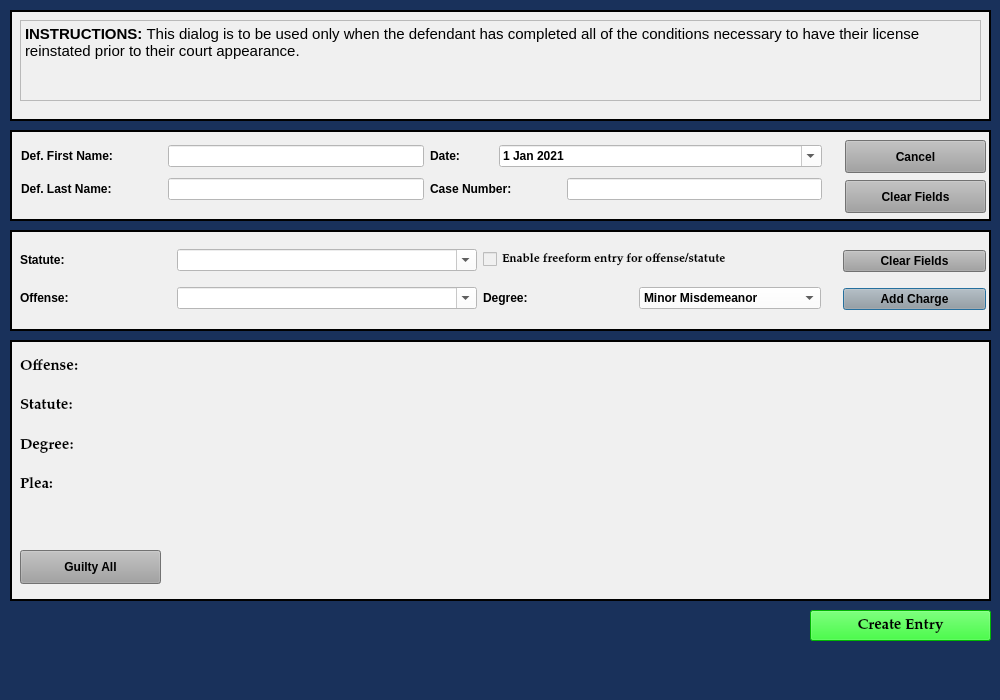
First picture: the form in resources/ui/LeapPleaShortDialog.ui, repository HunterProgram22/MuniEntry, before the edit.
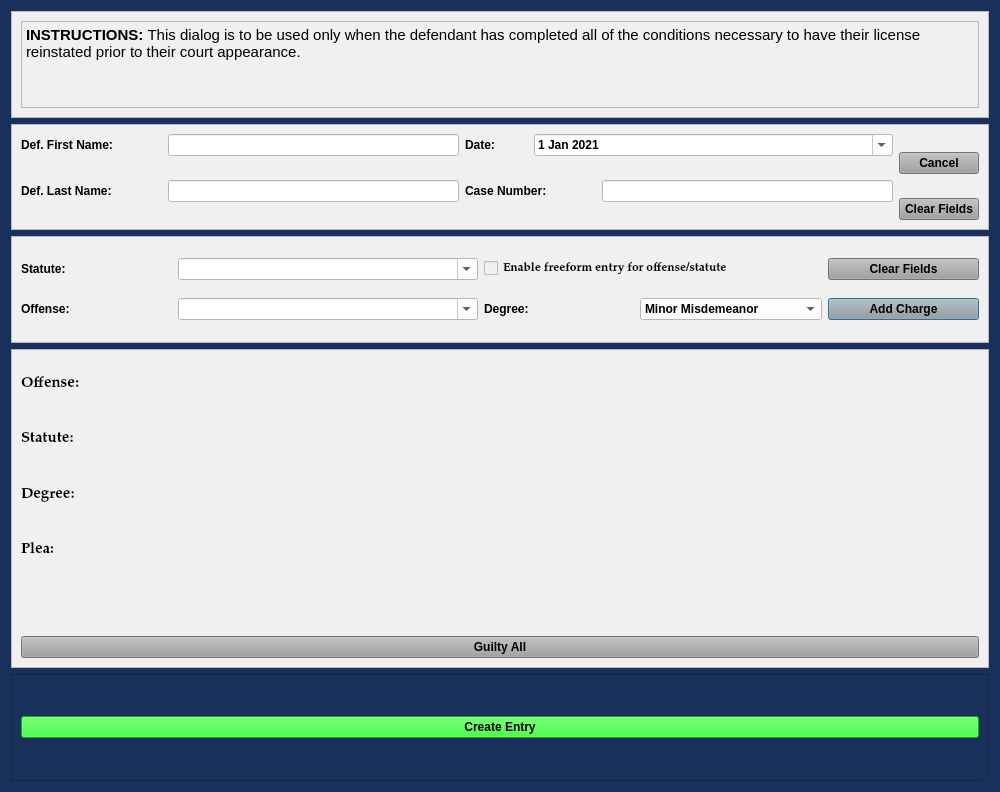
Second picture: the form after the edit.

Commit message: Updated LEAP for sizing.

Diff of the .ui file:
```diff
--- a/resources/ui/LeapPleaShortDialog.ui
+++ b/resources/ui/LeapPleaShortDialog.ui
@@ -10,7 +10,7 @@
     <x>0</x>
     <y>0</y>
     <width>1000</width>
-    <height>700</height>
+    <height>792</height>
    </rect>
   </property>
   <property name="sizePolicy">
@@ -21,8 +21,8 @@
   </property>
   <property name="minimumSize">
    <size>
-    <width>1000</width>
-    <height>700</height>
+    <width>0</width>
+    <height>0</height>
    </size>
   </property>
   <property name="maximumSize">
@@ -142,53 +142,175 @@
 font: 75 11pt &quot;Palatino Linotype&quot;;
 font-weight: bold;</string>
   </property>
+  <property name="sizeGripEnabled">
+   <bool>true</bool>
+  </property>
   <property name="modal">
    <bool>true</bool>
   </property>
-  <widget class="QFrame" name="frame">
-   <property name="geometry">
-    <rect>
-     <x>10</x>
-     <y>230</y>
-     <width>981</width>
-     <height>101</height>
-    </rect>
-   </property>
-   <property name="sizePolicy">
-    <sizepolicy hsizetype="Fixed" vsizetype="Maximum">
-     <horstretch>0</horstretch>
-     <verstretch>0</verstretch>
-    </sizepolicy>
-   </property>
-   <property name="autoFillBackground">
-    <bool>false</bool>
-   </property>
+  <layout class="QVBoxLayout" name="verticalLayout" stretch="1,1,1,3,1">
+   <item>
+    <widget class="QFrame" name="frame_2">
+     <property name="styleSheet">
+      <string notr="true">background-color: rgb(240, 240, 240);</string>
+     </property>
+     <property name="frameShape">
+      <enum>QFrame::StyledPanel</enum>
+     </property>
+     <property name="frameShadow">
+      <enum>QFrame::Raised</enum>
+     </property>
+     <layout class="QVBoxLayout" name="verticalLayout_3">
+      <item>
+       <widget class="QTextBrowser" name="textBrowser">
+        <property name="html">
+         <string>&lt;!DOCTYPE HTML PUBLIC &quot;-//W3C//DTD HTML 4.0//EN&quot; &quot;http://www.w3.org/TR/REC-html40/strict.dtd&quot;&gt;
+&lt;html&gt;&lt;head&gt;&lt;meta name=&quot;qrichtext&quot; content=&quot;1&quot; /&gt;&lt;style type=&quot;text/css&quot;&gt;
+p, li { white-space: pre-wrap; }
+&lt;/style&gt;&lt;/head&gt;&lt;body style=&quot; font-family:'Palatino Linotype'; font-size:11pt; font-weight:600; font-style:normal;&quot;&gt;
+&lt;p style=&quot; margin-top:0px; margin-bottom:0px; margin-left:0px; margin-right:0px; -qt-block-indent:0; text-indent:0px;&quot;&gt;INSTRUCTIONS: &lt;span style=&quot; font-weight:400;&quot;&gt;This dialog is to be used only when the defendant has completed all of the conditions necessary to have their license reinstated prior to their court appearance. &lt;/span&gt;&lt;/p&gt;&lt;/body&gt;&lt;/html&gt;</string>
+        </property>
+       </widget>
+      </item>
+     </layout>
+    </widget>
+   </item>
+   <item>
+    <widget class="QFrame" name="frame_3">
    <property name="styleSheet">
-    <string notr="true">background-color: rgb(240, 240, 240);
-
-</string>
+      <string notr="true">background-color: rgb(240, 240, 240);</string>
    </property>
    <property name="frameShape">
-    <enum>QFrame::Box</enum>
+      <enum>QFrame::StyledPanel</enum>
    </property>
    <property name="frameShadow">
-    <enum>QFrame::Plain</enum>
-   </property>
-   <property name="lineWidth">
-    <number>2</number>
-   </property>
-   <widget class="QWidget" name="layoutWidget">
-    <property name="geometry">
-     <rect>
-      <x>833</x>
-      <y>10</y>
-      <width>143</width>
-      <height>81</height>
-     </rect>
+      <enum>QFrame::Raised</enum>
     </property>
     <layout class="QGridLayout" name="gridLayout">
      <item row="0" column="0">
-      <widget class="QPushButton" name="clear_fields_charge_Button">
+       <widget class="QLabel" name="label">
+        <property name="minimumSize">
+         <size>
+          <width>141</width>
+          <height>0</height>
+         </size>
+        </property>
+        <property name="text">
+         <string>Def. First Name:</string>
+        </property>
+       </widget>
+      </item>
+      <item row="0" column="1">
+       <widget class="QLineEdit" name="defendant_first_name_lineEdit">
+        <property name="maximumSize">
+         <size>
+          <width>500</width>
+          <height>16777215</height>
+         </size>
+        </property>
+        <property name="styleSheet">
+         <string notr="true">background-color: rgb(255, 255, 255);</string>
+        </property>
+       </widget>
+      </item>
+      <item row="0" column="2">
+       <widget class="QLabel" name="label_26">
+        <property name="text">
+         <string>Date:</string>
+        </property>
+       </widget>
+      </item>
+      <item row="0" column="3" colspan="2">
+       <widget class="QDateEdit" name="plea_trial_date">
+        <property name="focusPolicy">
+         <enum>Qt::NoFocus</enum>
+        </property>
+        <property name="styleSheet">
+         <string notr="true">background-color: rgb(255, 255, 255);</string>
+        </property>
+        <property name="minimumDate">
+         <date>
+          <year>2021</year>
+          <month>1</month>
+          <day>1</day>
+         </date>
+        </property>
+        <property name="calendarPopup">
+         <bool>true</bool>
+        </property>
+        <property name="date">
+         <date>
+          <year>2021</year>
+          <month>1</month>
+          <day>1</day>
+         </date>
+        </property>
+       </widget>
+      </item>
+      <item row="0" column="5" rowspan="2">
+       <widget class="QPushButton" name="cancel_Button">
+        <property name="focusPolicy">
+         <enum>Qt::NoFocus</enum>
+        </property>
+        <property name="styleSheet">
+         <string notr="true">background-color: rgb(160, 160, 160);</string>
+        </property>
+        <property name="text">
+         <string>Cancel</string>
+        </property>
+       </widget>
+      </item>
+      <item row="1" column="0" rowspan="2">
+       <widget class="QLabel" name="label_2">
+        <property name="minimumSize">
+         <size>
+          <width>141</width>
+          <height>0</height>
+         </size>
+        </property>
+        <property name="text">
+         <string>Def. Last Name:</string>
+        </property>
+       </widget>
+      </item>
+      <item row="1" column="1" rowspan="2">
+       <widget class="QLineEdit" name="defendant_last_name_lineEdit">
+        <property name="enabled">
+         <bool>true</bool>
+        </property>
+        <property name="styleSheet">
+         <string notr="true">background-color: rgb(255, 255, 255);</string>
+        </property>
+       </widget>
+      </item>
+      <item row="1" column="2" rowspan="2" colspan="2">
+       <widget class="QLabel" name="label_3">
+        <property name="minimumSize">
+         <size>
+          <width>131</width>
+          <height>0</height>
+         </size>
+        </property>
+        <property name="text">
+         <string>Case Number:</string>
+        </property>
+       </widget>
+      </item>
+      <item row="1" column="4" rowspan="2">
+       <widget class="QLineEdit" name="case_number_lineEdit">
+        <property name="maximumSize">
+         <size>
+          <width>500</width>
+          <height>16777215</height>
+         </size>
+        </property>
+        <property name="styleSheet">
+         <string notr="true">background-color: rgb(255, 255, 255);</string>
+        </property>
+       </widget>
+      </item>
+      <item row="2" column="5">
+       <widget class="QPushButton" name="clear_fields_case_Button">
        <property name="focusPolicy">
         <enum>Qt::NoFocus</enum>
        </property>
@@ -200,28 +322,21 @@
        </property>
       </widget>
      </item>
-     <item row="2" column="0">
-      <widget class="QPushButton" name="add_charge_Button">
-       <property name="styleSheet">
-        <string notr="true">background-color: rgb(160, 160, 160);</string>
-       </property>
-       <property name="text">
-        <string>Add Charge</string>
-       </property>
-      </widget>
-     </item>
-    </layout>
-   </widget>
-   <widget class="QWidget" name="layoutWidget">
-    <property name="geometry">
-     <rect>
-      <x>10</x>
-      <y>9</y>
-      <width>801</width>
-      <height>81</height>
-     </rect>
-    </property>
-    <layout class="QGridLayout" name="gridLayout_3">
+     </layout>
+    </widget>
+   </item>
+   <item>
+    <widget class="QFrame" name="frame">
+     <property name="styleSheet">
+      <string notr="true">background-color: rgb(240, 240, 240);</string>
+     </property>
+     <property name="frameShape">
+      <enum>QFrame::StyledPanel</enum>
+     </property>
+     <property name="frameShadow">
+      <enum>QFrame::Raised</enum>
+     </property>
+     <layout class="QGridLayout" name="gridLayout_2">
      <item row="0" column="0">
       <widget class="QLabel" name="label_6">
        <property name="text">
@@ -273,6 +388,19 @@
        </property>
       </widget>
      </item>
+      <item row="0" column="4">
+       <widget class="QPushButton" name="clear_fields_charge_Button">
+        <property name="focusPolicy">
+         <enum>Qt::NoFocus</enum>
+        </property>
+        <property name="styleSheet">
+         <string notr="true">background-color: rgb(160, 160, 160);</string>
+        </property>
+        <property name="text">
+         <string>Clear Fields</string>
+        </property>
+       </widget>
+      </item>
      <item row="1" column="0">
       <widget class="QLabel" name="label_15">
        <property name="text">
@@ -346,66 +474,34 @@
        </item>
       </widget>
      </item>
-    </layout>
-   </widget>
-  </widget>
-  <widget class="QFrame" name="frame_2">
-   <property name="geometry">
-    <rect>
-     <x>10</x>
-     <y>340</y>
-     <width>981</width>
-     <height>261</height>
-    </rect>
-   </property>
-   <property name="font">
-    <font>
-     <family>Palatino Linotype</family>
-     <pointsize>11</pointsize>
-     <weight>75</weight>
-     <italic>false</italic>
-     <bold>true</bold>
-    </font>
-   </property>
+      <item row="1" column="4">
+       <widget class="QPushButton" name="add_charge_Button">
+        <property name="styleSheet">
+         <string notr="true">background-color: rgb(160, 160, 160);</string>
+        </property>
+        <property name="text">
+         <string>Add Charge</string>
+        </property>
+       </widget>
+      </item>
+     </layout>
+    </widget>
+   </item>
+   <item>
+    <widget class="QFrame" name="frame_6">
    <property name="styleSheet">
     <string notr="true">background-color: rgb(240, 240, 240);</string>
    </property>
    <property name="frameShape">
-    <enum>QFrame::Box</enum>
+      <enum>QFrame::StyledPanel</enum>
    </property>
    <property name="frameShadow">
-    <enum>QFrame::Plain</enum>
-   </property>
-   <property name="lineWidth">
-    <number>2</number>
-   </property>
-   <widget class="QWidget" name="layoutWidget_2">
-    <property name="geometry">
-     <rect>
-      <x>10</x>
-      <y>10</y>
-      <width>961</width>
-      <height>191</height>
-     </rect>
-    </property>
+      <enum>QFrame::Raised</enum>
+     </property>
+     <layout class="QGridLayout" name="gridLayout_3">
+      <item row="0" column="0">
     <layout class="QGridLayout" name="charges_gridLayout">
      <item row="1" column="0">
-      <widget class="QLabel" name="label_19">
-       <property name="font">
-        <font>
-         <family>Palatino Linotype</family>
-         <pointsize>11</pointsize>
-         <weight>75</weight>
-         <italic>false</italic>
-         <bold>true</bold>
-        </font>
-       </property>
-       <property name="text">
-        <string>Statute:</string>
-       </property>
-      </widget>
-     </item>
-     <item row="2" column="0">
       <widget class="QLabel" name="label_20">
        <property name="font">
         <font>
@@ -417,6 +513,22 @@
         </font>
        </property>
        <property name="text">
+           <string>Statute:</string>
+          </property>
+         </widget>
+        </item>
+        <item row="2" column="0">
+         <widget class="QLabel" name="label_21">
+          <property name="font">
+           <font>
+            <family>Palatino Linotype</family>
+            <pointsize>11</pointsize>
+            <weight>75</weight>
+            <italic>false</italic>
+            <bold>true</bold>
+           </font>
+          </property>
+          <property name="text">
         <string>Degree:</string>
        </property>
       </widget>
@@ -464,16 +576,9 @@
       </widget>
      </item>
     </layout>
-   </widget>
+      </item>
+      <item row="1" column="0">
    <widget class="QPushButton" name="guilty_all_Button">
-    <property name="geometry">
-     <rect>
-      <x>10</x>
-      <y>210</y>
-      <width>141</width>
-      <height>34</height>
-     </rect>
-    </property>
     <property name="focusPolicy">
      <enum>Qt::NoFocus</enum>
     </property>
@@ -484,204 +589,24 @@
      <string>Guilty All</string>
     </property>
    </widget>
-  </widget>
-  <widget class="QFrame" name="frame_3">
-   <property name="geometry">
-    <rect>
-     <x>10</x>
-     <y>130</y>
-     <width>981</width>
-     <height>91</height>
-    </rect>
-   </property>
-   <property name="sizePolicy">
-    <sizepolicy hsizetype="Fixed" vsizetype="Fixed">
-     <horstretch>0</horstretch>
-     <verstretch>0</verstretch>
-    </sizepolicy>
-   </property>
+      </item>
+     </layout>
+    </widget>
+   </item>
+   <item>
+    <widget class="QFrame" name="frame_4">
    <property name="styleSheet">
-    <string notr="true">background-color: rgb(240, 240, 240);
-border-color: rgb(160, 48, 35);</string>
+      <string notr="true">background-color: rgb(25, 49, 91);</string>
    </property>
    <property name="frameShape">
-    <enum>QFrame::Box</enum>
+      <enum>QFrame::StyledPanel</enum>
    </property>
    <property name="frameShadow">
-    <enum>QFrame::Plain</enum>
-   </property>
-   <property name="lineWidth">
-    <number>2</number>
-   </property>
-   <widget class="QPushButton" name="clear_fields_case_Button">
-    <property name="geometry">
-     <rect>
-      <x>835</x>
-      <y>50</y>
-      <width>141</width>
-      <height>33</height>
-     </rect>
-    </property>
-    <property name="focusPolicy">
-     <enum>Qt::NoFocus</enum>
-    </property>
-    <property name="styleSheet">
-     <string notr="true">background-color: rgb(160, 160, 160);</string>
-    </property>
-    <property name="text">
-     <string>Clear Fields</string>
-    </property>
-   </widget>
-   <widget class="QPushButton" name="cancel_Button">
-    <property name="geometry">
-     <rect>
-      <x>835</x>
-      <y>10</y>
-      <width>141</width>
-      <height>33</height>
-     </rect>
-    </property>
-    <property name="focusPolicy">
-     <enum>Qt::NoFocus</enum>
-    </property>
-    <property name="styleSheet">
-     <string notr="true">background-color: rgb(160, 160, 160);</string>
-    </property>
-    <property name="text">
-     <string>Cancel</string>
-    </property>
-   </widget>
-   <widget class="QWidget" name="layoutWidget">
-    <property name="geometry">
-     <rect>
-      <x>11</x>
-      <y>10</y>
-      <width>801</width>
-      <height>66</height>
-     </rect>
-    </property>
-    <layout class="QGridLayout" name="gridLayout_2">
+      <enum>QFrame::Raised</enum>
+     </property>
+     <layout class="QGridLayout" name="gridLayout_4">
      <item row="0" column="0">
-      <widget class="QLabel" name="label">
-       <property name="minimumSize">
-        <size>
-         <width>141</width>
-         <height>0</height>
-        </size>
-       </property>
-       <property name="text">
-        <string>Def. First Name:</string>
-       </property>
-      </widget>
-     </item>
-     <item row="0" column="1">
-      <widget class="QLineEdit" name="defendant_first_name_lineEdit">
-       <property name="maximumSize">
-        <size>
-         <width>500</width>
-         <height>16777215</height>
-        </size>
-       </property>
-       <property name="styleSheet">
-        <string notr="true">background-color: rgb(255, 255, 255);</string>
-       </property>
-      </widget>
-     </item>
-     <item row="0" column="2">
-      <widget class="QLabel" name="label_26">
-       <property name="text">
-        <string>Date:</string>
-       </property>
-      </widget>
-     </item>
-     <item row="0" column="3" colspan="2">
-      <widget class="QDateEdit" name="plea_trial_date">
-       <property name="focusPolicy">
-        <enum>Qt::NoFocus</enum>
-       </property>
-       <property name="styleSheet">
-        <string notr="true">background-color: rgb(255, 255, 255);</string>
-       </property>
-       <property name="minimumDate">
-        <date>
-         <year>2021</year>
-         <month>1</month>
-         <day>1</day>
-        </date>
-       </property>
-       <property name="calendarPopup">
-        <bool>true</bool>
-       </property>
-       <property name="date">
-        <date>
-         <year>2021</year>
-         <month>1</month>
-         <day>1</day>
-        </date>
-       </property>
-      </widget>
-     </item>
-     <item row="1" column="0">
-      <widget class="QLabel" name="label_2">
-       <property name="minimumSize">
-        <size>
-         <width>141</width>
-         <height>0</height>
-        </size>
-       </property>
-       <property name="text">
-        <string>Def. Last Name:</string>
-       </property>
-      </widget>
-     </item>
-     <item row="1" column="1">
-      <widget class="QLineEdit" name="defendant_last_name_lineEdit">
-       <property name="enabled">
-        <bool>true</bool>
-       </property>
-       <property name="styleSheet">
-        <string notr="true">background-color: rgb(255, 255, 255);</string>
-       </property>
-      </widget>
-     </item>
-     <item row="1" column="2" colspan="2">
-      <widget class="QLabel" name="label_3">
-       <property name="minimumSize">
-        <size>
-         <width>131</width>
-         <height>0</height>
-        </size>
-       </property>
-       <property name="text">
-        <string>Case Number:</string>
-       </property>
-      </widget>
-     </item>
-     <item row="1" column="4">
-      <widget class="QLineEdit" name="case_number_lineEdit">
-       <property name="maximumSize">
-        <size>
-         <width>500</width>
-         <height>16777215</height>
-        </size>
-       </property>
-       <property name="styleSheet">
-        <string notr="true">background-color: rgb(255, 255, 255);</string>
-       </property>
-      </widget>
-     </item>
-    </layout>
-   </widget>
-  </widget>
   <widget class="QPushButton" name="create_entry_Button">
-   <property name="geometry">
-    <rect>
-     <x>810</x>
-     <y>610</y>
-     <width>181</width>
-     <height>31</height>
-    </rect>
-   </property>
    <property name="styleSheet">
     <string notr="true">background-color: rgb(0, 255, 0);</string>
    </property>
@@ -692,52 +617,11 @@
     <bool>false</bool>
    </property>
   </widget>
-  <widget class="QFrame" name="frame_4">
-   <property name="geometry">
-    <rect>
-     <x>10</x>
-     <y>10</y>
-     <width>981</width>
-     <height>111</height>
-    </rect>
-   </property>
-   <property name="sizePolicy">
-    <sizepolicy hsizetype="Fixed" vsizetype="Fixed">
-     <horstretch>0</horstretch>
-     <verstretch>0</verstretch>
-    </sizepolicy>
-   </property>
-   <property name="styleSheet">
-    <string notr="true">background-color: rgb(240, 240, 240);
-border-color: rgb(160, 48, 35);</string>
-   </property>
-   <property name="frameShape">
-    <enum>QFrame::Box</enum>
-   </property>
-   <property name="frameShadow">
-    <enum>QFrame::Plain</enum>
-   </property>
-   <property name="lineWidth">
-    <number>2</number>
-   </property>
-   <widget class="QTextBrowser" name="textBrowser">
-    <property name="geometry">
-     <rect>
-      <x>10</x>
-      <y>10</y>
-      <width>961</width>
-      <height>81</height>
-     </rect>
-    </property>
-    <property name="html">
-     <string>&lt;!DOCTYPE HTML PUBLIC &quot;-//W3C//DTD HTML 4.0//EN&quot; &quot;http://www.w3.org/TR/REC-html40/strict.dtd&quot;&gt;
-&lt;html&gt;&lt;head&gt;&lt;meta name=&quot;qrichtext&quot; content=&quot;1&quot; /&gt;&lt;style type=&quot;text/css&quot;&gt;
-p, li { white-space: pre-wrap; }
-&lt;/style&gt;&lt;/head&gt;&lt;body style=&quot; font-family:'Palatino Linotype'; font-size:11pt; font-weight:600; font-style:normal;&quot;&gt;
-&lt;p style=&quot; margin-top:0px; margin-bottom:0px; margin-left:0px; margin-right:0px; -qt-block-indent:0; text-indent:0px;&quot;&gt;INSTRUCTIONS: &lt;span style=&quot; font-weight:400;&quot;&gt;This dialog is to be used only when the defendant has completed all of the conditions necessary to have their license reinstated prior to their court appearance. &lt;/span&gt;&lt;/p&gt;&lt;/body&gt;&lt;/html&gt;</string>
-    </property>
-   </widget>
-  </widget>
+      </item>
+     </layout>
+    </widget>
+   </item>
+  </layout>
  </widget>
  <tabstops>
   <tabstop>defendant_first_name_lineEdit</tabstop>
```
Left out of the diff: 8 changed lines with no effect on the pictures. Lines whose indentation alone changed are shown as unchanged. The commit also changes 10 other files.
